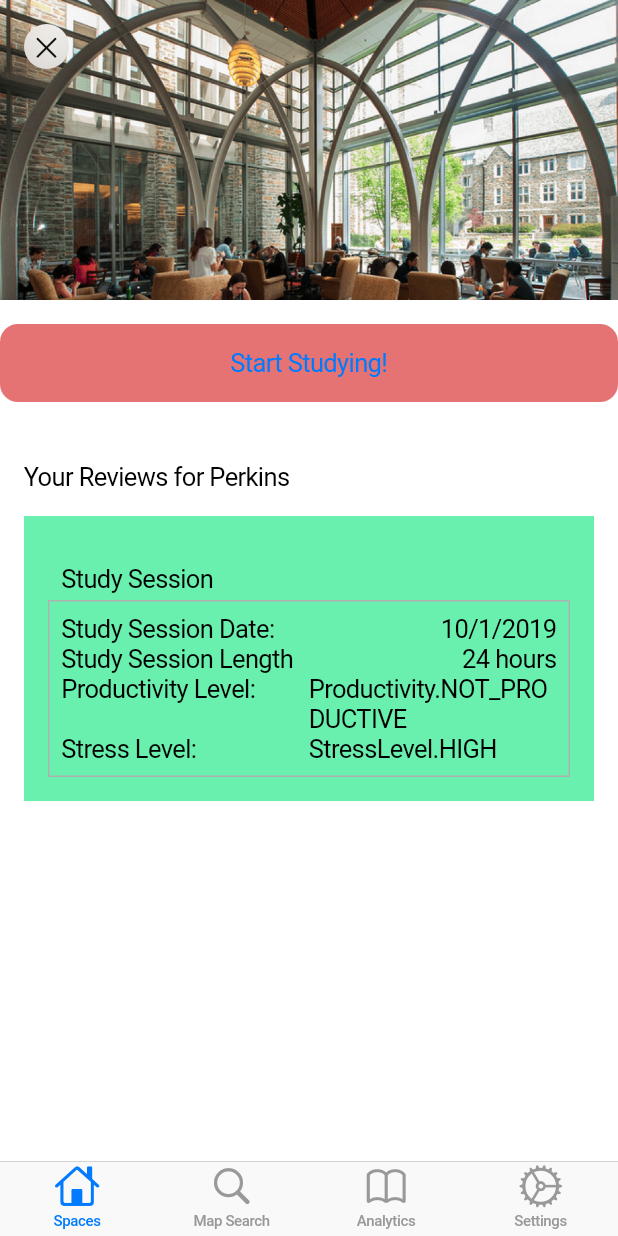
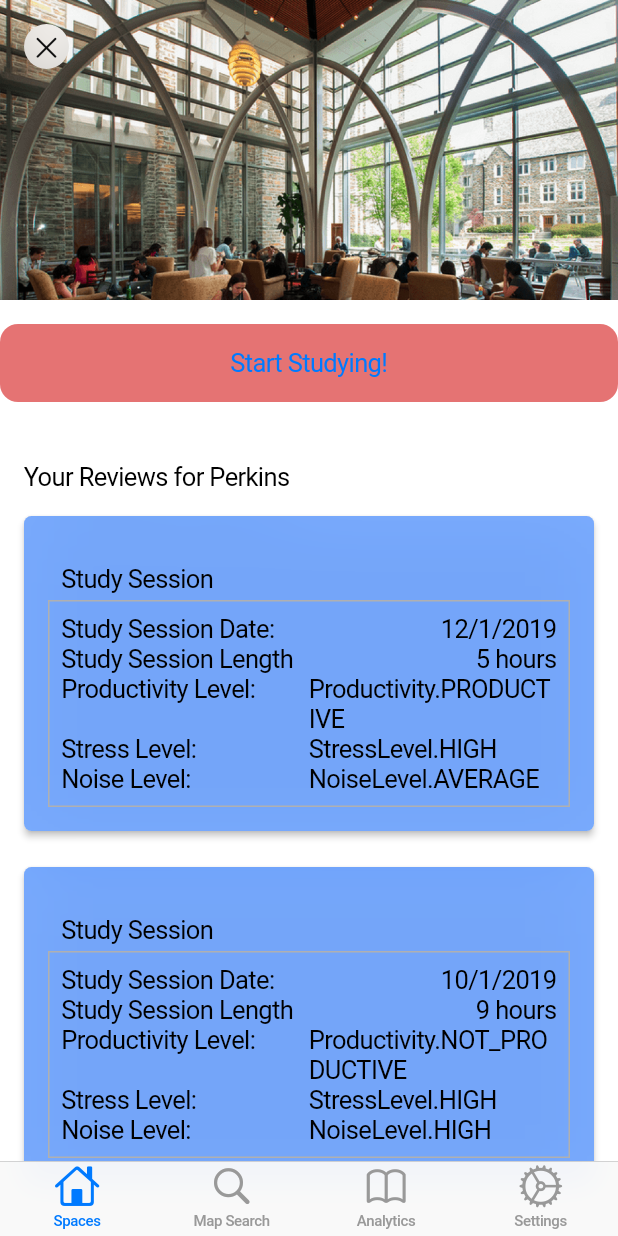
Before and after one commit to syz99/study_spaces, a Flutter app: the HomeScreen screen opened directly, after a tap on "Perkins", on a phone screen of 412 x 824 dp. Run offline on Flutter 3.47's test engine with Material 2 defaults, Android fonts, the phone set to English and light mode, and no system bars; our stand-ins replace charts_flutter, google_maps_flutter.

Commit message:
added ui touchups to review list

```diff
--- a/study_spaces/lib/components/review_card.dart
+++ b/study_spaces/lib/components/review_card.dart
@@ -11,7 +11,7 @@ class ReviewCard extends StatelessWidget {
 
   Widget _buildDetails() {
     return FrostyBackground(
-        color: Colors.greenAccent,
+        color: Colors.blueAccent.withOpacity(0.7),
         child: Padding(
             padding: const EdgeInsets.all(16),
             child: Column(
@@ -95,6 +95,18 @@ class ReviewCard extends StatelessWidget {
                                 ),
                               ],
                             ),
+                            TableRow(
+                              children: [
+                                TableCell(
+                                  child: Text(
+                                    'Noise Level:',
+                                  ),
+                                ),
+                                TableCell(
+                                  child: Text(review.noiseLevel.toString()),
+                                ),
+                              ],
+                            ),
                           ],
                         ),
                       ],
@@ -108,7 +120,9 @@ class ReviewCard extends StatelessWidget {
 
   @override
   Widget build(BuildContext context) {
-    return Stack(
+    return PressableCard(
+      onPressed: () {},
+      child:       Stack(
         children: [
           Semantics(
               label: 'A card background featuring ${review.spaceId}',
@@ -121,6 +135,9 @@ class ReviewCard extends StatelessWidget {
 //          //child: _buildDetails(),
 //        ),
         ],
+      )
     );
+
+
   }
 }
--- a/study_spaces/lib/components/space_detail.dart
+++ b/study_spaces/lib/components/space_detail.dart
@@ -86,9 +86,9 @@ class _SpaceDetailsState extends State<SpaceDetail>{
             )
           ),
          Expanded(
-             child: SizedBox(
-               //decoration: BoxDecoration(color: Color(0xffffffff)),
-               height: 200.0,
+             child: DecoratedBox(
+               decoration: BoxDecoration(color: Color(0xffffffff)),
+               //height: 200.0,
                child: ListView.builder(
                  scrollDirection: Axis.vertical,
                  itemCount: reviews.length + 2,
--- a/study_spaces/lib/data_models/fake_data.dart
+++ b/study_spaces/lib/data_models/fake_data.dart
@@ -19,19 +19,19 @@ class FakeData {
             productivity: Productivity.PRODUCTIVE,
             noiseLevel: NoiseLevel.AVERAGE,
             stress: StressLevel.HIGH,
-            startTime: new DateTime(2019, 12, 1),
-            endTime: new DateTime(2019, 12, 2),
-            timestamp: new DateTime(2019, 12, 2),
-            spaceId: 2,
+            startTime: new DateTime(2019, 12, 1, 14),
+            endTime: new DateTime(2019, 12, 1, 19),
+            timestamp: new DateTime(2019, 12, 2,21),
+            spaceId: 1,
             userId: 1
           ),
           Review(
               productivity: Productivity.NOT_PRODUCTIVE,
               noiseLevel: NoiseLevel.HIGH,
               stress: StressLevel.HIGH,
-              startTime: new DateTime(2019, 10, 1),
-              endTime: new DateTime(2019, 10, 2),
-              timestamp: new DateTime(2019, 10, 2),
+              startTime: new DateTime(2019, 10, 1, 12),
+              endTime: new DateTime(2019, 10, 1, 21),
+              timestamp: new DateTime(2019, 10, 2,21),
               spaceId: 1,
               userId: 1
           )
```
Lines whose indentation alone changed are shown as unchanged.
